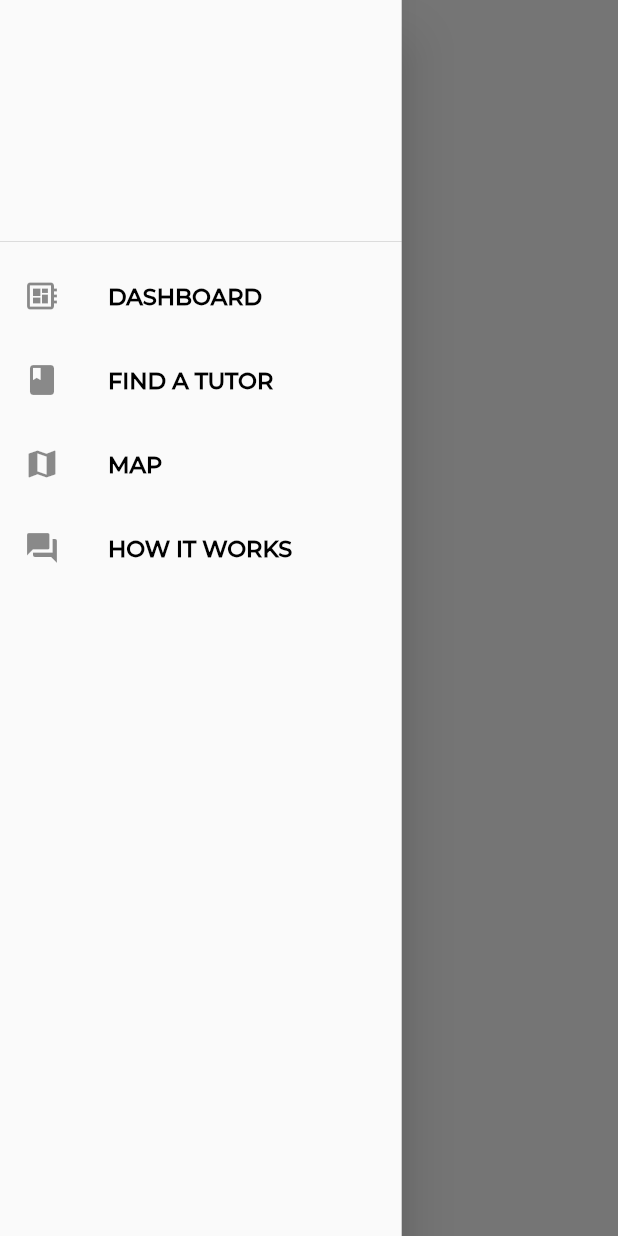
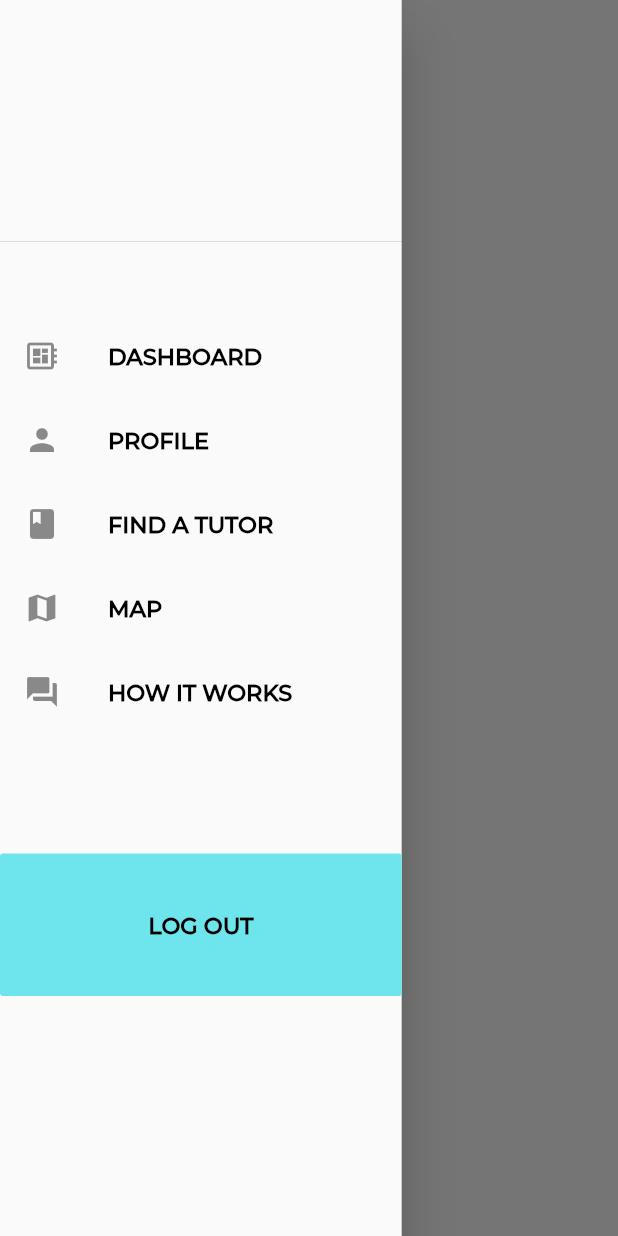
Before and after one commit to mayankdaruka/Styudor, a Flutter app: the DashBoard screen opened directly with empty values, with the side drawer open, on a phone screen of 412 x 824 dp. Run offline on Flutter 3.47's test engine with Material 2 defaults, Android fonts, the phone set to English and light mode, and no system bars; our stand-ins replace firebase_auth, mask_text_input_formatter; accounts and stored records are empty.

Commit message:
Changes to front screen and dashboard UI

```diff
--- a/lib/dashboard.dart
+++ b/lib/dashboard.dart
@@ -1,5 +1,6 @@
 import 'package:flutter/material.dart';
 import 'api.dart';
+import 'main.dart';
 
 class DashBoard extends StatelessWidget {
   final _user;
@@ -8,6 +9,9 @@ class DashBoard extends StatelessWidget {
 
   // final user = getUserByFirebaseId(_uid);
 
+  final emptySpace = SizedBox(
+    height: 80.0,
+  );
 
   @override
   Widget build(BuildContext context) {
@@ -30,30 +34,47 @@ class DashBoard extends StatelessWidget {
                 ),
                 child: Column(
                   children: <Widget>[
+                    emptySpace,
                     Text(
-                      _user['firstname'] + " " + _user['lastname'],
+                      _user['firstname'] + "\n" + _user['lastname'],
                       textAlign: TextAlign.center,
                       style: Theme.of(context).textTheme.headline6,
                     ),
                   ],
                 ),
               ),
-              ListTile(
-                leading: Icon(Icons.developer_board),
-                title: Text('DASHBOARD', style: Theme.of(context).textTheme.headline4,),
-
+              SizedBox(
+                height: 40.0,
               ),
               ListTile(
-                leading: Icon(Icons.book),
+                leading: Icon(Icons.developer_board,),
+                title: Text('DASHBOARD', style: Theme.of(context).textTheme.headline4,)
+              ),
+              ListTile(
+                leading: Icon(Icons.person,),
+                title: Text('PROFILE', style: Theme.of(context).textTheme.headline4,)
+              ),
+              ListTile(
+                leading: Icon(Icons.book,),
                 title: Text('FIND A TUTOR', style: Theme.of(context).textTheme.headline4,),
               ),
               ListTile(
-                leading: Icon(Icons.map),
+                leading: Icon(Icons.map,),
                 title: Text('MAP', style: Theme.of(context).textTheme.headline4,),
               ),
               ListTile(
-                leading: Icon(Icons.question_answer),
+                leading: Icon(Icons.question_answer,),
                 title: Text('HOW IT WORKS', style: Theme.of(context).textTheme.headline4,),
+              ),
+              emptySpace,
+              SizedBox(
+                height: 95.0,
+                child: RaisedButton(
+                  color: Theme.of(context).primaryColor,
+                  elevation: 0.0,
+                  onPressed: () => Navigator.of(context).pushReplacementNamed(LoginRoute),
+                  child: Text("LOG OUT", style: Theme.of(context).textTheme.headline4,),
+                ),
               ),
             ],
           ),
--- a/lib/main.dart
+++ b/lib/main.dart
@@ -38,6 +38,7 @@ class MyApp extends StatelessWidget {
           headline5: Body4TextStyle,
           headline6: Title2TextStyle,
         ),
+        primaryColor: MainColor,
         visualDensity: VisualDensity.adaptivePlatformDensity,
       ),
       // home: MyHomePage(title: "This is lit."),
--- a/lib/newuser_info.dart
+++ b/lib/newuser_info.dart
@@ -68,7 +68,7 @@ class _NewUserInfoState extends State<NewUserInfo> {
   }
 
   void _handleSubmit(BuildContext context) async {
-    if (buttonColor == Color.fromRGBO(110, 228, 236, 1.0)) {
+    if (buttonColor == Theme.of(context).primaryColor) {
       print(_tutor);
       String user = await newUser(_firstNameController.text, _lastNameController.text, this._uid, _zipcodeController.text, _tutor);
       // print(user);
@@ -87,7 +87,6 @@ class _NewUserInfoState extends State<NewUserInfo> {
             width: 300.0,
             height: 45.0,
             child: RaisedButton(
-              // color: Color.fromRGBO(110, 228, 236, 1.0),
               color: buttonColor,
               onPressed: () => this._handleSubmit(context),
               child: Text("CONTINUE", style: Theme.of(context).textTheme.headline2,),
--- a/lib/style.dart
+++ b/lib/style.dart
@@ -42,3 +42,12 @@ const Body4TextStyle = TextStyle(
   fontSize: BodyTextSize,
   color: Colors.black
 );
+
+// const Body5TextStyle = TextStyle(
+//   fontFamily: FontNameDefault,
+//   fontSize: BodyTextSize,
+//   color: MainColor,
+//   fontWeight: FontWeight.bold,
+// );
+
+const MainColor = Color.fromRGBO(110, 228, 236, 1.0);
--- a/lib/usercode.dart
+++ b/lib/usercode.dart
@@ -50,7 +50,7 @@ class _UserCodeState extends State<UserCode> {
   }
 
   void _handleCodeAuth(BuildContext context) async {
-    if (buttonColor == Color.fromRGBO(110, 228, 236, 1.0)) {
+    if (buttonColor == Theme.of(context).primaryColor) {
       AuthCredential authCreds = PhoneAuthProvider.getCredential(
         verificationId: _verificationID,
         smsCode: _smsController.text,
```
Also changed, not shown: lib/login_page.dart (+4 -6 lines).
